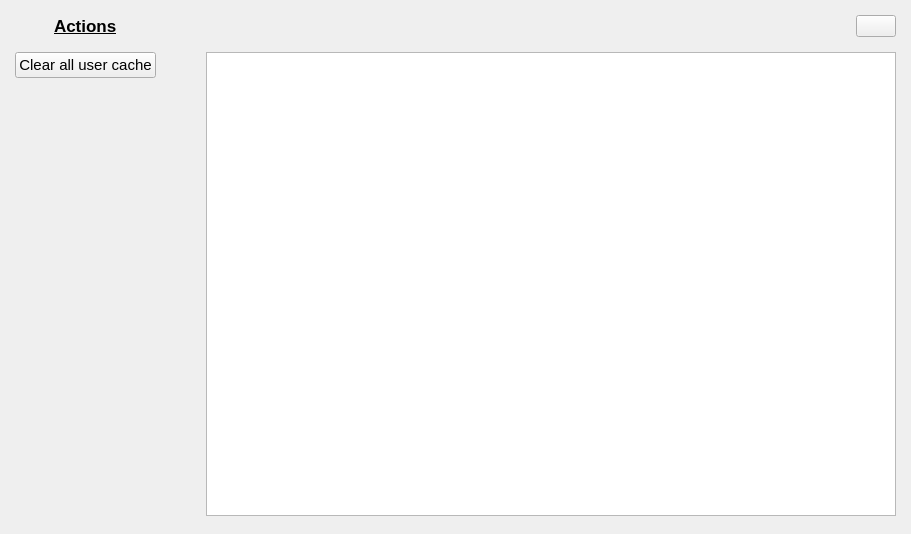
Above: mainwindow.ui from alateka/Qlear before the change. Below: the same form after it.
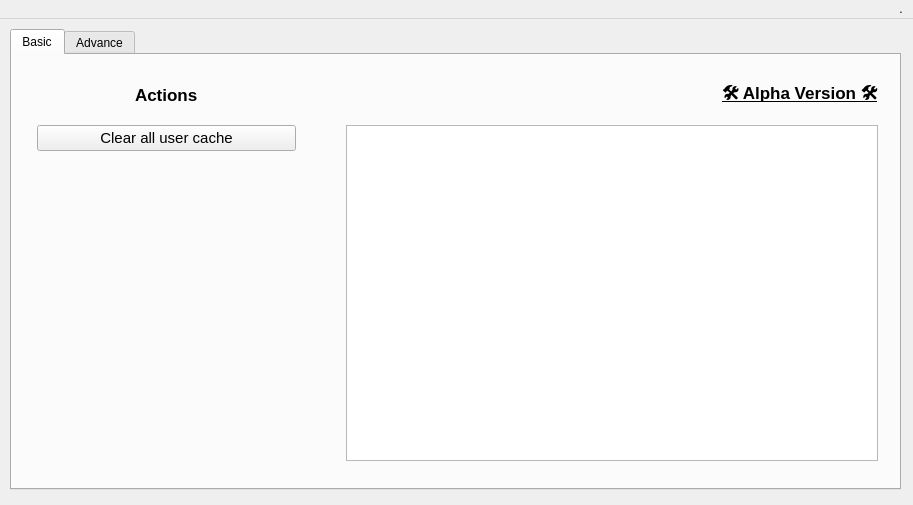
That is the form after the change. Icons and pictures are not drawn.

The edit to the form file:
```diff
--- a/mainwindow.ui
+++ b/mainwindow.ui
@@ -9,8 +9,8 @@
    <rect>
     <x>0</x>
     <y>0</y>
-    <width>911</width>
-    <height>534</height>
+    <width>913</width>
+    <height>505</height>
    </rect>
   </property>
   <property name="sizePolicy">
@@ -21,14 +21,14 @@
   </property>
   <property name="minimumSize">
    <size>
-    <width>911</width>
-    <height>534</height>
+    <width>913</width>
+    <height>505</height>
    </size>
   </property>
   <property name="maximumSize">
    <size>
-    <width>911</width>
-    <height>534</height>
+    <width>913</width>
+    <height>505</height>
    </size>
   </property>
   <property name="windowTitle">
@@ -39,16 +39,40 @@
     <normaloff>.</normaloff>.</iconset>
   </property>
   <widget class="QWidget" name="centralwidget">
+   <property name="styleSheet">
+    <string notr="true"/>
+   </property>
+   <widget class="QTabWidget" name="tabWidget">
+    <property name="geometry">
+     <rect>
+      <x>10</x>
+      <y>10</y>
+      <width>891</width>
+      <height>461</height>
+     </rect>
+    </property>
+    <property name="currentIndex">
+     <number>0</number>
+    </property>
+    <widget class="QWidget" name="basicTab">
+     <property name="font">
+      <font>
+       <stylestrategy>PreferAntialias</stylestrategy>
+      </font>
+     </property>
+     <attribute name="title">
+      <string>Basic</string>
+     </attribute>
    <widget class="QWidget" name="gridLayoutWidget">
     <property name="geometry">
      <rect>
-      <x>0</x>
-      <y>0</y>
-      <width>911</width>
-      <height>531</height>
-     </rect>
-    </property>
-    <layout class="QGridLayout" name="gridLayout" rowstretch="0,0,0" columnstretch="0,0,0,0">
+        <x>10</x>
+        <y>10</y>
+        <width>871</width>
+        <height>411</height>
+       </rect>
+      </property>
+      <layout class="QGridLayout" name="gridLayout" rowstretch="0,0,0,0,0,0,0" columnstretch="0,0,0,0,0">
      <property name="leftMargin">
       <number>15</number>
      </property>
@@ -64,10 +88,10 @@
      <property name="spacing">
       <number>15</number>
      </property>
-     <item row="1" column="1">
-      <widget class="QPushButton" name="homeCacheBtn">
+       <item row="1" column="1" alignment="Qt::AlignHCenter|Qt::AlignVCenter">
+        <widget class="QLabel" name="actionLbl">
        <property name="sizePolicy">
-        <sizepolicy hsizetype="Minimum" vsizetype="Fixed">
+          <sizepolicy hsizetype="Preferred" vsizetype="Preferred">
          <horstretch>0</horstretch>
          <verstretch>0</verstretch>
         </sizepolicy>
@@ -75,75 +99,61 @@
        <property name="font">
         <font>
          <family>Ubuntu</family>
-         <pointsize>11</pointsize>
-         <stylestrategy>PreferAntialias</stylestrategy>
-        </font>
-       </property>
-       <property name="cursor">
-        <cursorShape>PointingHandCursor</cursorShape>
-       </property>
-       <property name="autoFillBackground">
-        <bool>false</bool>
-       </property>
-       <property name="text">
-        <string>Clear all user cache</string>
-       </property>
-       <property name="icon">
-        <iconset theme="user-trash">
-         <normaloff>.</normaloff>.</iconset>
-       </property>
-       <property name="iconSize">
-        <size>
-         <width>32</width>
-         <height>32</height>
-        </size>
-       </property>
-       <property name="autoDefault">
-        <bool>false</bool>
-       </property>
-       <property name="flat">
-        <bool>false</bool>
-       </property>
-      </widget>
-     </item>
-     <item row="0" column="3" alignment="Qt::AlignRight">
-      <widget class="QPushButton" name="menuBtn">
-       <property name="cursor">
-        <cursorShape>PointingHandCursor</cursorShape>
-       </property>
-       <property name="text">
-        <string/>
-       </property>
-       <property name="icon">
-        <iconset theme="preferences-other">
-         <normaloff>.</normaloff>.</iconset>
-       </property>
-      </widget>
-     </item>
-     <item row="0" column="1" alignment="Qt::AlignHCenter">
-      <widget class="QLabel" name="label">
-       <property name="font">
-        <font>
-         <family>Ubuntu</family>
          <pointsize>13</pointsize>
          <italic>false</italic>
          <bold>true</bold>
-         <underline>true</underline>
+           <underline>false</underline>
          <strikeout>false</strikeout>
          <stylestrategy>PreferAntialias</stylestrategy>
         </font>
        </property>
+         <property name="autoFillBackground">
+          <bool>false</bool>
+         </property>
        <property name="text">
         <string>Actions</string>
        </property>
       </widget>
      </item>
-     <item row="1" column="3" rowspan="2">
+       <item row="1" column="2" rowspan="5">
+        <spacer name="horizontalSpacer">
+         <property name="orientation">
+          <enum>Qt::Horizontal</enum>
+         </property>
+         <property name="sizeType">
+          <enum>QSizePolicy::Fixed</enum>
+         </property>
+         <property name="sizeHint" stdset="0">
+          <size>
+           <width>35</width>
+           <height>0</height>
+          </size>
+         </property>
+        </spacer>
+       </item>
+       <item row="6" column="2">
+        <spacer name="verticalSpacer">
+         <property name="orientation">
+          <enum>Qt::Vertical</enum>
+         </property>
+         <property name="sizeType">
+          <enum>QSizePolicy::Fixed</enum>
+         </property>
+         <property name="sizeHint" stdset="0">
+          <size>
+           <width>0</width>
+           <height>300</height>
+          </size>
+         </property>
+        </spacer>
+       </item>
+       <item row="2" column="3" rowspan="5" colspan="2">
       <widget class="QTextBrowser" name="logsBox">
        <property name="font">
         <font>
          <family>Ubuntu</family>
          <pointsize>11</pointsize>
+           <stylestrategy>PreferAntialias</stylestrategy>
         </font>
        </property>
        <property name="html">
@@ -158,26 +168,141 @@
        </property>
       </widget>
      </item>
-     <item row="1" column="2">
-      <spacer name="horizontalSpacer">
-       <property name="orientation">
-        <enum>Qt::Horizontal</enum>
-       </property>
-       <property name="sizeType">
-        <enum>QSizePolicy::Fixed</enum>
-       </property>
-       <property name="sizeHint" stdset="0">
+       <item row="1" column="3" colspan="2" alignment="Qt::AlignRight">
+        <widget class="QLabel" name="logLbl_2">
+         <property name="sizePolicy">
+          <sizepolicy hsizetype="Preferred" vsizetype="Preferred">
+           <horstretch>0</horstretch>
+           <verstretch>0</verstretch>
+          </sizepolicy>
+         </property>
+         <property name="font">
+          <font>
+           <family>Ubuntu</family>
+           <pointsize>13</pointsize>
+           <italic>false</italic>
+           <bold>true</bold>
+           <underline>true</underline>
+           <strikeout>false</strikeout>
+           <stylestrategy>PreferAntialias</stylestrategy>
+          </font>
+         </property>
+         <property name="autoFillBackground">
+          <bool>false</bool>
+         </property>
+         <property name="text">
+          <string>🛠️ Alpha Version 🛠️</string>
+         </property>
+        </widget>
+       </item>
+       <item row="2" column="1" rowspan="5" alignment="Qt::AlignTop">
+        <widget class="QPushButton" name="homeCacheBtn">
+         <property name="sizePolicy">
+          <sizepolicy hsizetype="Minimum" vsizetype="Fixed">
+           <horstretch>0</horstretch>
+           <verstretch>0</verstretch>
+          </sizepolicy>
+         </property>
+         <property name="font">
+          <font>
+           <family>Ubuntu</family>
+           <pointsize>11</pointsize>
+           <stylestrategy>PreferAntialias</stylestrategy>
+          </font>
+         </property>
+         <property name="cursor">
+          <cursorShape>PointingHandCursor</cursorShape>
+         </property>
+         <property name="whatsThis">
+          <string>&lt;html&gt;&lt;head/&gt;&lt;body&gt;&lt;p&gt;&lt;br/&gt;&lt;/p&gt;&lt;/body&gt;&lt;/html&gt;</string>
+         </property>
+         <property name="autoFillBackground">
+          <bool>false</bool>
+         </property>
+         <property name="styleSheet">
+          <string notr="true"/>
+         </property>
+         <property name="text">
+          <string>Clear all user cache</string>
+         </property>
+         <property name="icon">
+          <iconset theme="user-trash">
+           <normaloff>.</normaloff>.</iconset>
+         </property>
+         <property name="iconSize">
         <size>
-         <width>35</width>
-         <height>0</height>
-        </size>
-       </property>
-      </spacer>
+           <width>32</width>
+           <height>32</height>
+          </size>
+         </property>
+         <property name="autoDefault">
+          <bool>false</bool>
+         </property>
+        </widget>
      </item>
     </layout>
    </widget>
   </widget>
-  <action name="aboutMenu">
+    <widget class="QWidget" name="advanceTab">
+     <attribute name="title">
+      <string>Advance</string>
+     </attribute>
+    </widget>
+   </widget>
+  </widget>
+  <widget class="QMenuBar" name="menuBar">
+   <property name="geometry">
+    <rect>
+     <x>0</x>
+     <y>0</y>
+     <width>913</width>
+     <height>21</height>
+    </rect>
+   </property>
+   <property name="sizePolicy">
+    <sizepolicy hsizetype="Expanding" vsizetype="Expanding">
+     <horstretch>0</horstretch>
+     <verstretch>0</verstretch>
+    </sizepolicy>
+   </property>
+   <property name="font">
+    <font>
+     <family>Ubuntu</family>
+     <stylestrategy>PreferAntialias</stylestrategy>
+    </font>
+   </property>
+   <property name="cursor">
+    <cursorShape>ArrowCursor</cursorShape>
+   </property>
+   <property name="layoutDirection">
+    <enum>Qt::RightToLeft</enum>
+   </property>
+   <property name="autoFillBackground">
+    <bool>false</bool>
+   </property>
+   <property name="nativeMenuBar">
+    <bool>true</bool>
+   </property>
+   <widget class="QMenu" name="menu">
+    <property name="cursor">
+     <cursorShape>ArrowCursor</cursorShape>
+    </property>
+    <property name="title">
+     <string>.</string>
+    </property>
+    <property name="icon">
+     <iconset theme="preferences-other">
+      <normaloff>.</normaloff>.</iconset>
+    </property>
+    <addaction name="actionAbout"/>
+   </widget>
+   <addaction name="menu"/>
+  </widget>
+  <action name="actionAbout">
+   <property name="icon">
+    <iconset theme="help-about">
+     <normaloff>.</normaloff>.</iconset>
+   </property>
    <property name="text">
     <string>About</string>
    </property>
```
Left out of the diff: 1 changed line with no effect on the pictures. Lines whose indentation alone changed are shown as unchanged.
